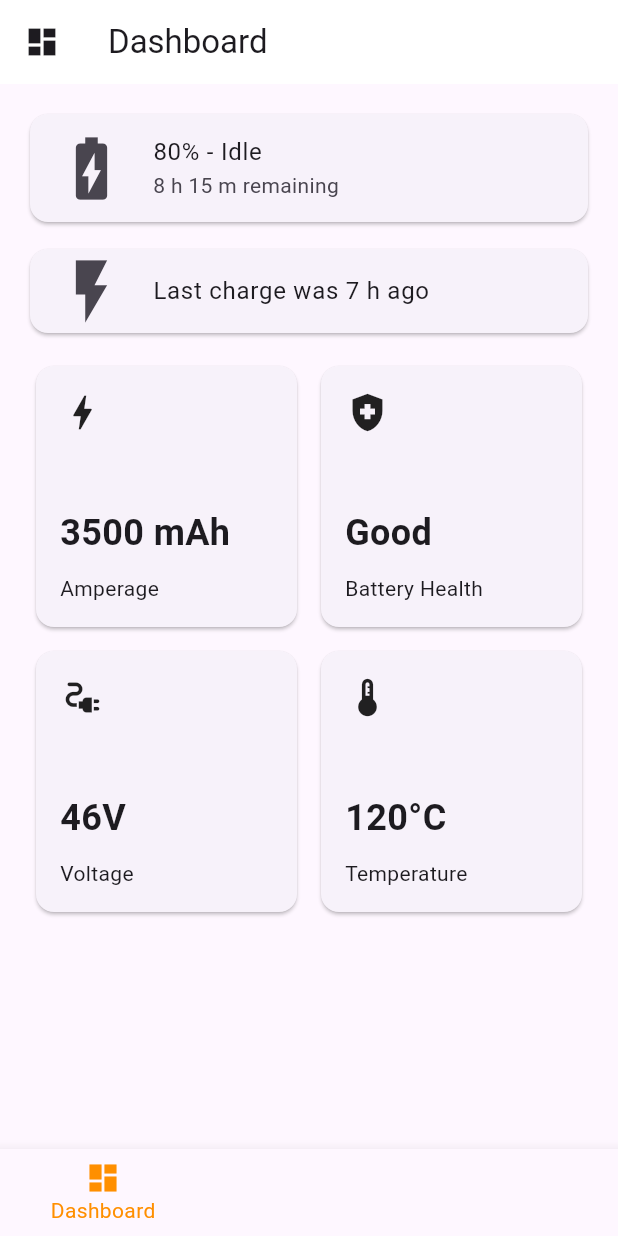
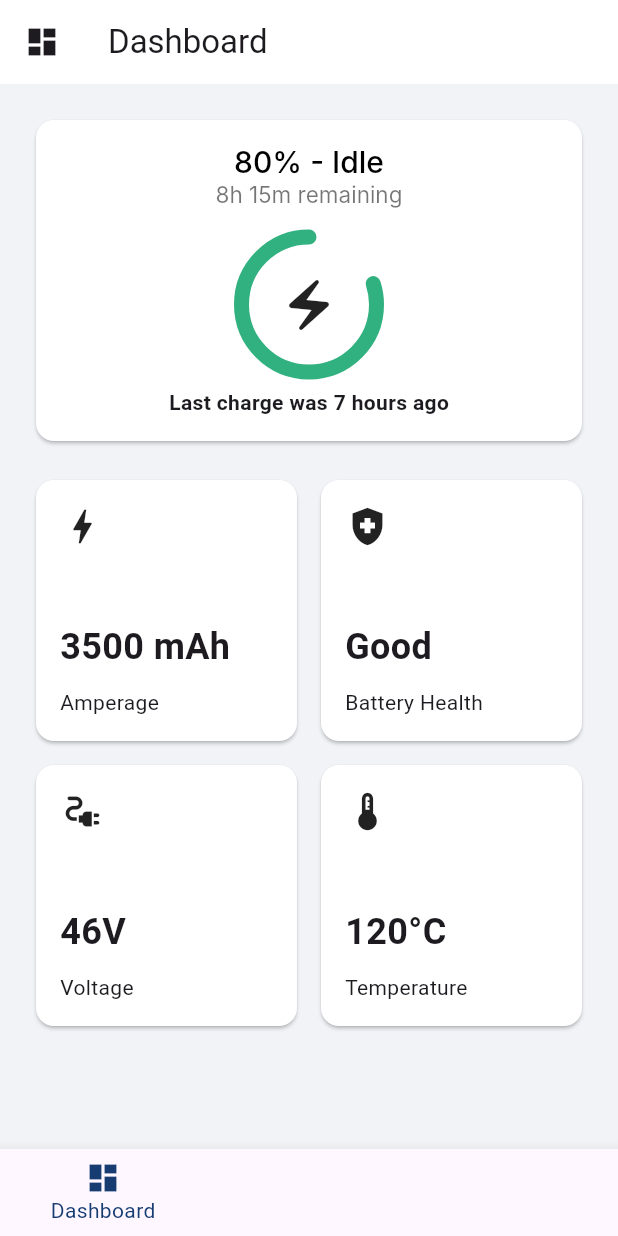
Before and after one commit to kurniawanArthur/bms, a Flutter app: the Dashboard screen opened directly, on a phone screen of 412 x 824 dp. Run offline on Flutter 3.47's test engine with Material 3 defaults, Android fonts, the phone set to English and light mode, and no system bars; drawn by our look-alikes of percent_indicator; our stand-ins replace flutter_blue, get, google_fonts, permission_handler, shared_preferences; accounts and stored records are empty; Roboto replaces fonts that are missing (Inter).

Commit message:
dashboard clear

```diff
--- a/lib/main.dart
+++ b/lib/main.dart
@@ -21,7 +21,7 @@ class MyApp extends StatelessWidget {
   Widget build(BuildContext context) {
     return MaterialApp(
       debugShowCheckedModeBanner: false,
-      home: Splash(),
+      home: Dashboard(),
     );
   }
 }
--- a/lib/pages/bluetooth_list.dart
+++ b/lib/pages/bluetooth_list.dart
@@ -84,8 +84,10 @@ class _BluetoothListState extends State<BluetoothList> {
   @override
   Widget build(BuildContext context) {
     return Scaffold(
+      backgroundColor:Color(0xFFF1F3F7),
       appBar: AppBar(
         title: Text('Pilih Perangkat'),
+        backgroundColor: Colors.white,
       ),
       body: Column(
         children: [
--- a/lib/pages/dashboard.dart
+++ b/lib/pages/dashboard.dart
@@ -1,7 +1,9 @@
+import 'package:bms_jayajayajaya/utility/colors.dart';
 import 'package:flutter/material.dart';
 import 'tuning.dart';
 import 'statistics.dart';
 import 'menu.dart';
+import 'package:percent_indicator/percent_indicator.dart';
 
 class Dashboard extends StatefulWidget {
   @override
@@ -27,7 +29,7 @@ class _DashboardState extends State<Dashboard> {
   @override
   Widget build(BuildContext context) {
     return Scaffold(
-       appBar: AppBar(
+      appBar: AppBar(
         backgroundColor: Colors.white,
         elevation: 0,
         leading: IconButton(
@@ -52,6 +54,7 @@ class _DashboardState extends State<Dashboard> {
                       : 'Menu',
         ),
       ),
+      backgroundColor:Color(0xFFF1F3F7),
       body: Center(
         child: _widgetOptions.elementAt(_selectedIndex),
       ),
@@ -75,7 +78,7 @@ class _DashboardState extends State<Dashboard> {
           ),
         ],
         currentIndex: _selectedIndex,
-        selectedItemColor: Colors.amber[800],
+        selectedItemColor: Color.fromARGB(255, 23, 60, 113),
         onTap: _onItemTapped,
       ),
     );
@@ -91,17 +94,55 @@ class DashboardPage extends StatelessWidget {
         crossAxisAlignment: CrossAxisAlignment.stretch,
         children: [
           Card(
-            child: ListTile(
-              leading: Icon(Icons.battery_charging_full, size: 50),
-              title: Text('80% - Idle'),
-              subtitle: Text('8 h 15 m remaining'),
-            ),
-          ),
-          SizedBox(height: 10),
-          Card(
-            child: ListTile(
-              leading: Icon(Icons.flash_on, size: 50),
-              title: Text('Last charge was 7 h ago'),
+            color: Colors.white,
+            margin: EdgeInsets.all(8.0),
+            child: Padding(
+              padding: const EdgeInsets.all(16.0),
+              child: Column(
+                children: [
+                  RichText(
+                    textAlign: TextAlign.center,
+                    text: const TextSpan(
+                      children: <TextSpan>[
+                        TextSpan(
+                          text: "80% - Idle",
+                          style: TextStyle(
+                            fontFamily: "Inter",
+                            fontSize: 20,
+                            color: Colors.black,
+                            fontWeight: FontWeight.w500,
+                          ),
+                        ),
+                        TextSpan(
+                          text: "\n8h 15m remaining",
+                          style: TextStyle(
+                            fontSize: 15,
+                            color: Colors.black54,
+                            fontFamily: "Inter",
+                          ),
+                        ),
+                      ],
+                    ),
+                  ),
+                  SizedBox(height: 15),
+                  CircularPercentIndicator(
+                    reverse: true,
+                    circularStrokeCap: CircularStrokeCap.round,
+                    backgroundWidth: 15,
+                    backgroundColor: Colors.white,
+                    radius: 50.0,
+                    lineWidth: 10.0,
+                    percent: 0.8,
+                    center: Icon(
+                      Icons.electric_bolt_rounded,
+                      size: 40,
+                    ),
+                    progressColor: AppColors.primary,
+                  ),
+                  SizedBox(height: 5,),
+                  Text("Last charge was 7 hours ago", style: TextStyle(fontSize: 14, fontWeight: FontWeight.w600),)
+                ],
+              ),
             ),
           ),
           SizedBox(height: 10),
@@ -123,6 +164,7 @@ class DashboardPage extends StatelessWidget {
 
   Widget _buildDashboardItem(String value, String label, IconData icon) {
     return Card(
+      color: Colors.white,
       margin: EdgeInsets.all(8.0),
       child: Padding(
         padding: const EdgeInsets.all(16.0),
@@ -143,30 +185,3 @@ class DashboardPage extends StatelessWidget {
     );
   }
 }
-
-// class Tuning extends StatelessWidget {
-//   @override
-//   Widget build(BuildContext context) {
-//     return Center(
-//       child: Text('Tuning Content'),
-//     );
-//   }
-// }
-
-// class Statistics extends StatelessWidget {
-//   @override
-//   Widget build(BuildContext context) {
-//     return Center(
-//       child: Text('Statistics Content'),
-//     );
-//   }
-// }
-
-// class Menu extends StatelessWidget {
-//   @override
-//   Widget build(BuildContext context) {
-//     return Center(
-//       child: Text('Menu Content'),
-//     );
-//   }
-// }
```
Also changed, not shown: lib/pages/connect.dart (+7 -6 lines), lib/pages/splash.dart (+19 -13 lines), pubspec.yaml (+5 -3 lines), pubspec.lock, 1 other file.
